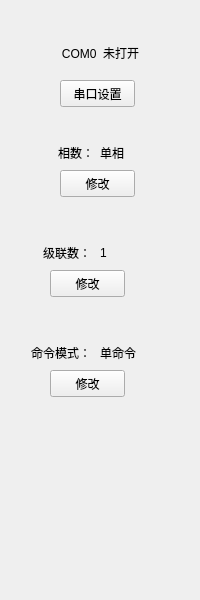
The window that IDC_TestSystem/SI-PDU/toolbox/sisettingtoolwid.ui (ChinaClever/IDC_TestSystem) describes before a commit, drawn with Qt 5.
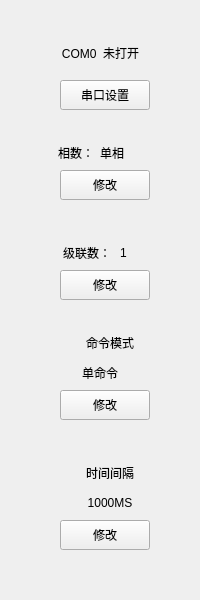
The same window after the commit.

```diff
--- a/IDC_TestSystem/SI-PDU/toolbox/sisettingtoolwid.ui
+++ b/IDC_TestSystem/SI-PDU/toolbox/sisettingtoolwid.ui
@@ -34,8 +34,8 @@
     <rect>
      <x>60</x>
      <y>80</y>
-     <width>75</width>
-     <height>27</height>
+     <width>90</width>
+     <height>30</height>
     </rect>
    </property>
    <property name="text">
@@ -76,8 +76,8 @@
     <rect>
      <x>60</x>
      <y>170</y>
-     <width>75</width>
-     <height>27</height>
+     <width>90</width>
+     <height>30</height>
     </rect>
    </property>
    <property name="text">
@@ -87,7 +87,7 @@
   <widget class="QLabel" name="label_4">
    <property name="geometry">
     <rect>
-     <x>20</x>
+     <x>40</x>
      <y>240</y>
      <width>71</width>
      <height>25</height>
@@ -103,7 +103,7 @@
   <widget class="QLabel" name="devNumLab">
    <property name="geometry">
     <rect>
-     <x>100</x>
+     <x>120</x>
      <y>240</y>
      <width>41</width>
      <height>25</height>
@@ -116,10 +116,10 @@
   <widget class="QPushButton" name="devNumBtn">
    <property name="geometry">
     <rect>
-     <x>50</x>
+     <x>60</x>
      <y>270</y>
-     <width>75</width>
-     <height>27</height>
+     <width>90</width>
+     <height>30</height>
     </rect>
    </property>
    <property name="text">
@@ -129,10 +129,10 @@
   <widget class="QPushButton" name="cmdBtn">
    <property name="geometry">
     <rect>
-     <x>50</x>
-     <y>370</y>
-     <width>75</width>
-     <height>27</height>
+     <x>60</x>
+     <y>390</y>
+     <width>90</width>
+     <height>30</height>
     </rect>
    </property>
    <property name="text">
@@ -142,30 +142,78 @@
   <widget class="QLabel" name="label_5">
    <property name="geometry">
     <rect>
-     <x>20</x>
-     <y>340</y>
-     <width>71</width>
+     <x>60</x>
+     <y>330</y>
+     <width>100</width>
      <height>25</height>
     </rect>
    </property>
    <property name="text">
-    <string>命令模式：</string>
+    <string>命令模式</string>
    </property>
    <property name="alignment">
-    <set>Qt::AlignRight|Qt::AlignTrailing|Qt::AlignVCenter</set>
+    <set>Qt::AlignCenter</set>
    </property>
   </widget>
   <widget class="QLabel" name="devCmdLab">
    <property name="geometry">
     <rect>
-     <x>100</x>
-     <y>340</y>
-     <width>61</width>
+     <x>50</x>
+     <y>360</y>
+     <width>100</width>
      <height>25</height>
     </rect>
    </property>
    <property name="text">
     <string>单命令</string>
+   </property>
+   <property name="alignment">
+    <set>Qt::AlignCenter</set>
+   </property>
+  </widget>
+  <widget class="QPushButton" name="timeBtn">
+   <property name="geometry">
+    <rect>
+     <x>60</x>
+     <y>520</y>
+     <width>90</width>
+     <height>30</height>
+    </rect>
+   </property>
+   <property name="text">
+    <string>修改</string>
+   </property>
+  </widget>
+  <widget class="QLabel" name="label_6">
+   <property name="geometry">
+    <rect>
+     <x>60</x>
+     <y>460</y>
+     <width>100</width>
+     <height>25</height>
+    </rect>
+   </property>
+   <property name="text">
+    <string>时间间隔</string>
+   </property>
+   <property name="alignment">
+    <set>Qt::AlignCenter</set>
+   </property>
+  </widget>
+  <widget class="QLabel" name="timeLab">
+   <property name="geometry">
+    <rect>
+     <x>60</x>
+     <y>490</y>
+     <width>100</width>
+     <height>25</height>
+    </rect>
+   </property>
+   <property name="text">
+    <string>1000MS</string>
+   </property>
+   <property name="alignment">
+    <set>Qt::AlignCenter</set>
    </property>
   </widget>
  </widget>
```
